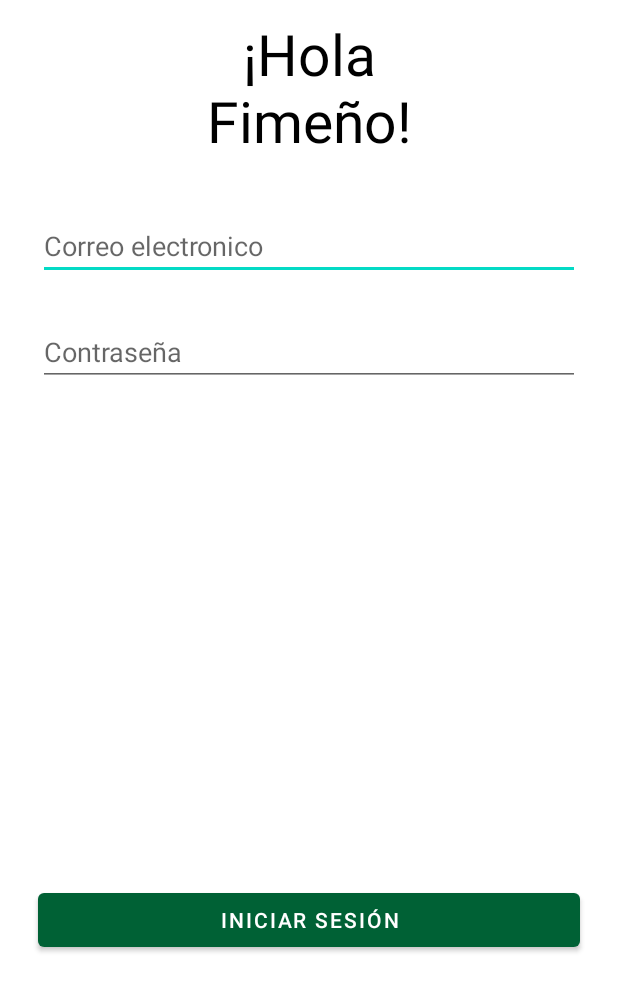
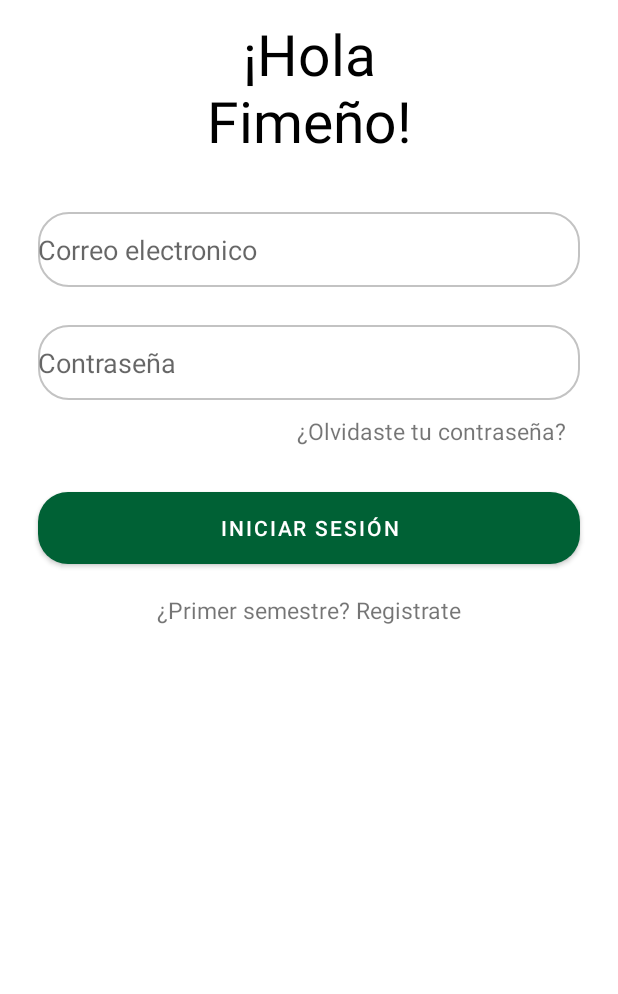
Before and after one commit to AsaelRddz/OsoApp, an Android app: the screen it shows after launch (LoginActivity), on a phone screen of 412 x 824 dp, the part 242-1236 px from its top. Run offline under Robolectric (Android 15) with nearby library versions, the phone set to English and light mode, and no system bars.

Commit message:
Diseño login parte 2 - Se añadio boton y edit text redondeados

```diff
--- /dev/null
+++ b/app/src/main/res/drawable/boton_esquinas_redondeadas.xml
@@ -0,0 +1,5 @@
+<?xml version="1.0" encoding="utf-8"?>
+<shape xmlns:android="http://schemas.android.com/apk/res/android">
+    <solid android:color="@color/main"></solid>
+    <corners android:radius="20dp"></corners>
+</shape>
--- /dev/null
+++ b/app/src/main/res/drawable/et_esquinas_redondeadas.xml
@@ -0,0 +1,5 @@
+<?xml version="1.0" encoding="utf-8"?>
+<shape xmlns:android="http://schemas.android.com/apk/res/android">
+    <corners android:radius="20dp"></corners>
+    <stroke android:color="@color/gris" android:width="1dp"></stroke>
+</shape>
--- a/app/src/main/res/layout/activity_login.xml
+++ b/app/src/main/res/layout/activity_login.xml
@@ -31,31 +31,60 @@
     <EditText
         android:id="@+id/et_email"
         android:layout_width="match_parent"
-        android:layout_height="wrap_content"
+        android:layout_height="50dp"
         android:hint="Correo electronico"
         android:layout_margin="25dp"
         android:ems="10"
+        android:background="@drawable/et_esquinas_redondeadas"
         android:inputType="textEmailAddress"
         android:layout_below="@+id/hola_fimeno"/>
 
     <EditText
         android:id="@+id/et_password"
         android:layout_width="match_parent"
-        android:layout_height="wrap_content"
+        android:layout_height="50dp"
         android:hint="Contraseña"
         android:layout_marginStart="25dp"
         android:layout_marginEnd="25dp"
         android:ems="10"
+        android:background="@drawable/et_esquinas_redondeadas"
         android:inputType="textPassword"
         android:layout_below="@+id/et_email"/>
 
+    <TextView
+        android:id="@+id/olvido_contrasena"
+        android:layout_width="match_parent"
+        android:layout_height="wrap_content"
+        android:text="¿Olvidaste tu contraseña?"
+        android:gravity="end"
+        android:padding="10dp"
+        android:textSize="15sp"
+        android:layout_marginStart="25dp"
+        android:layout_marginEnd="25dp"
+        android:layout_below="@id/et_password"/>
+
     <Button
-        android:id="@+id/button"
+        android:id="@+id/btn_iniciar_sesion"
         android:layout_width="match_parent"
         android:layout_height="wrap_content"
         android:text="Iniciar Sesión"
-        android:layout_margin="25dp"
-        android:layout_alignParentBottom="true"/>
+        android:layout_marginStart="25dp"
+        android:layout_marginEnd="25dp"
+        android:layout_marginTop="20dp"
+        android:layout_marginBottom="10dp"
+        android:background="@drawable/boton_esquinas_redondeadas"
+        android:layout_below="@+id/olvido_contrasena"/>
 
+    <TextView
+        android:id="@+id/registrar_cuenta"
+        android:layout_width="match_parent"
+        android:layout_height="wrap_content"
+        android:text="¿Primer semestre? Registrate"
+        android:gravity="center"
+        android:padding="10dp"
+        android:textSize="15sp"
+        android:layout_marginStart="25dp"
+        android:layout_marginEnd="25dp"
+        android:layout_below="@id/btn_iniciar_sesion"/>
 
 </RelativeLayout>
--- a/app/src/main/res/values/colors.xml
+++ b/app/src/main/res/values/colors.xml
@@ -4,6 +4,7 @@
     <color name="purple_500">#FF6200EE</color>
     <color name="head">#FFFFFF</color>
     <color name="main">#006135</color>
+    <color name="gris">#C3C3C3</color>
     <color name="teal_200">#FF03DAC5</color>
     <color name="teal_700">#FF018786</color>
     <color name="black">#FF000000</color>
```
